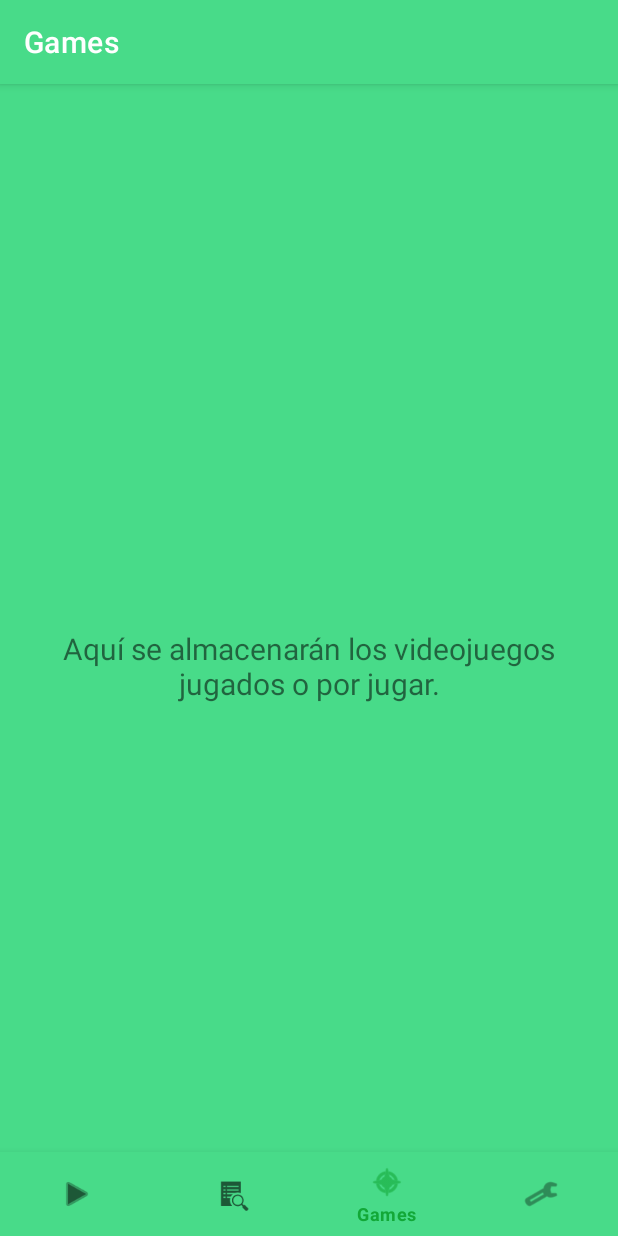
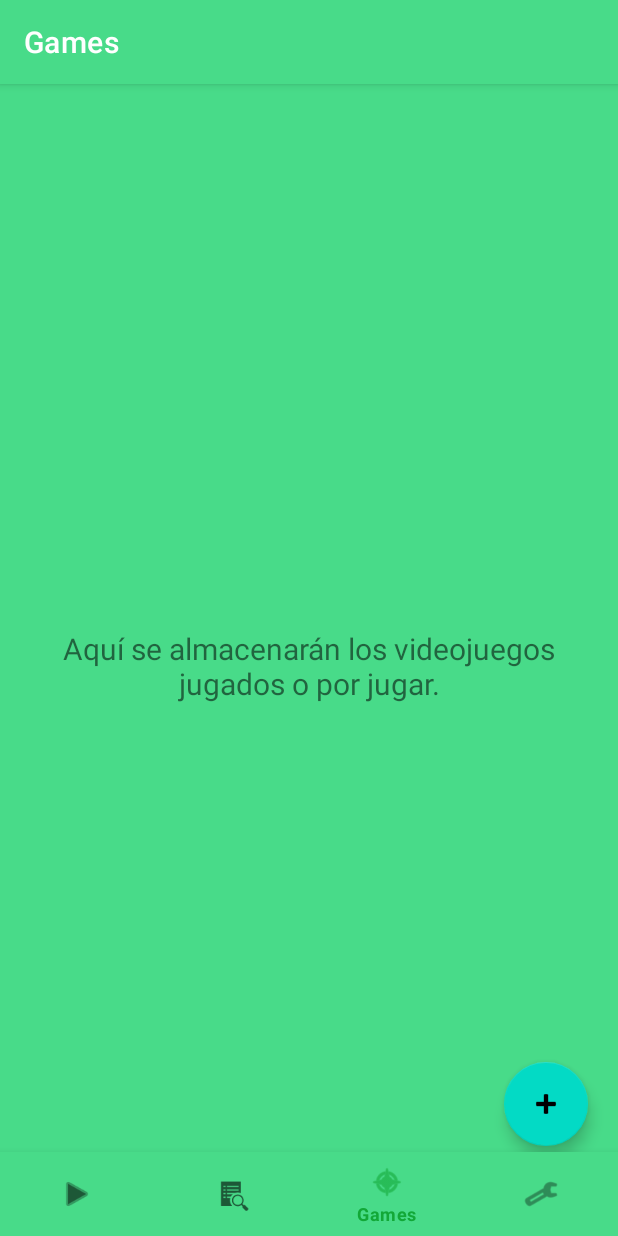
Before and after one commit to ceruz99/PathSeen, an Android app: the GamesFragment screen opened through its navigation route, on a phone screen of 412 x 824 dp. Run offline under Robolectric (Android 15) with nearby library versions, the phone set to English and light mode, and no system bars; our stand-ins replace navigation-ui.

Commit message:
Se agregan los botones.

```diff
--- a/app/src/main/res/layout/fragment_games.xml
+++ b/app/src/main/res/layout/fragment_games.xml
@@ -20,4 +20,20 @@
         app:layout_constraintStart_toStartOf="parent"
         app:layout_constraintTop_toTopOf="parent"
         app:layout_constraintBottom_toBottomOf="parent" />
+
+    <com.google.android.material.floatingactionbutton.FloatingActionButton
+        android:id="@+id/floatingActionButton3"
+        android:layout_width="wrap_content"
+        android:layout_height="wrap_content"
+        android:layout_marginEnd="20dp"
+        android:layout_marginBottom="60dp"
+        android:clickable="true"
+        android:src="@android:drawable/ic_input_add"
+        app:layout_constraintBottom_toBottomOf="parent"
+        app:layout_constraintEnd_toEndOf="parent"
+        app:layout_constraintHorizontal_bias="1.0"
+        app:layout_constraintStart_toStartOf="parent"
+        android:contentDescription="@null"
+        android:focusable="true" />
+
 </androidx.constraintlayout.widget.ConstraintLayout>
```
Also changed, not shown: app/src/main/res/layout/fragment_books.xml (+16 -0 lines), app/src/main/res/layout/fragment_movies.xml (+15 -0 lines), app/src/main/res/drawable/pluscircle.jpg (added).
